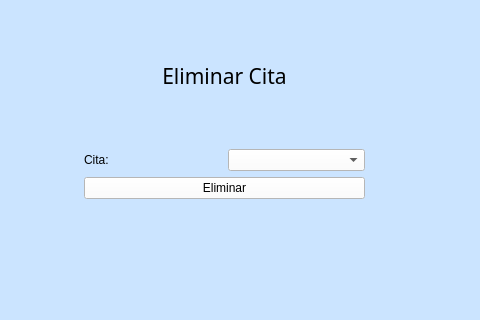
This is App_Medica/mainwindow.ui in alejandra057/App_Medica_Progra3 as Qt 5 draws it before an edit; both pictures show x 176 to 656 and y 132 to 452 of the 875 by 607 pixel window. The edited form follows.
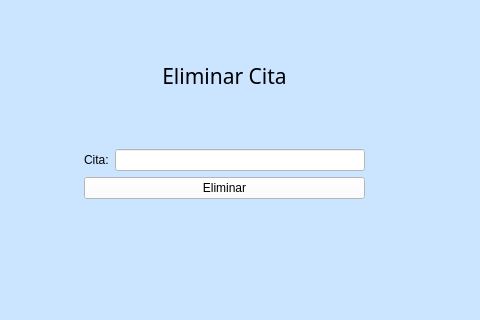
This is the edited form. The open tabs and pages were chosen to show the change.

Commit message: Eliminar, parte de modificar

```diff
--- a/App_Medica/mainwindow.ui
+++ b/App_Medica/mainwindow.ui
@@ -3292,7 +3292,7 @@
           </widget>
          </item>
          <item>
-          <widget class="QComboBox" name="comboBox_8">
+          <widget class="QLineEdit" name="txt_EliminarCita">
            <property name="styleSheet">
             <string notr="true">background-color: rgb(255, 255, 255);</string>
            </property>
```
Left out of the diff: 4 changed lines with no effect on the pictures. The commit also changes 18 other files.
